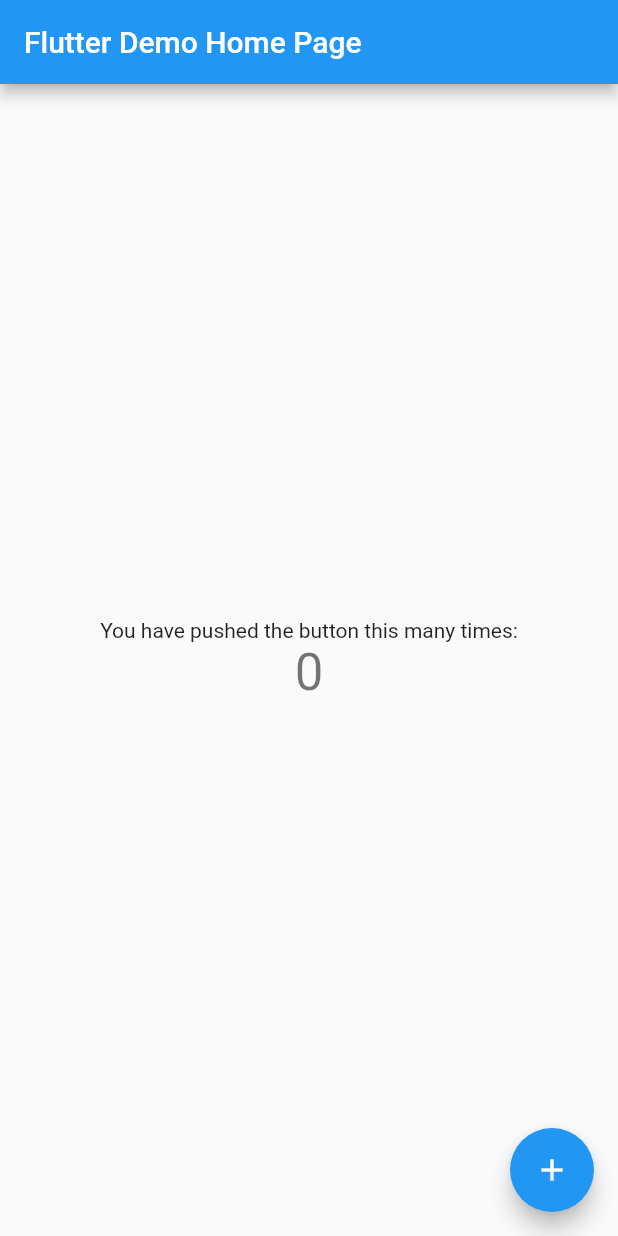
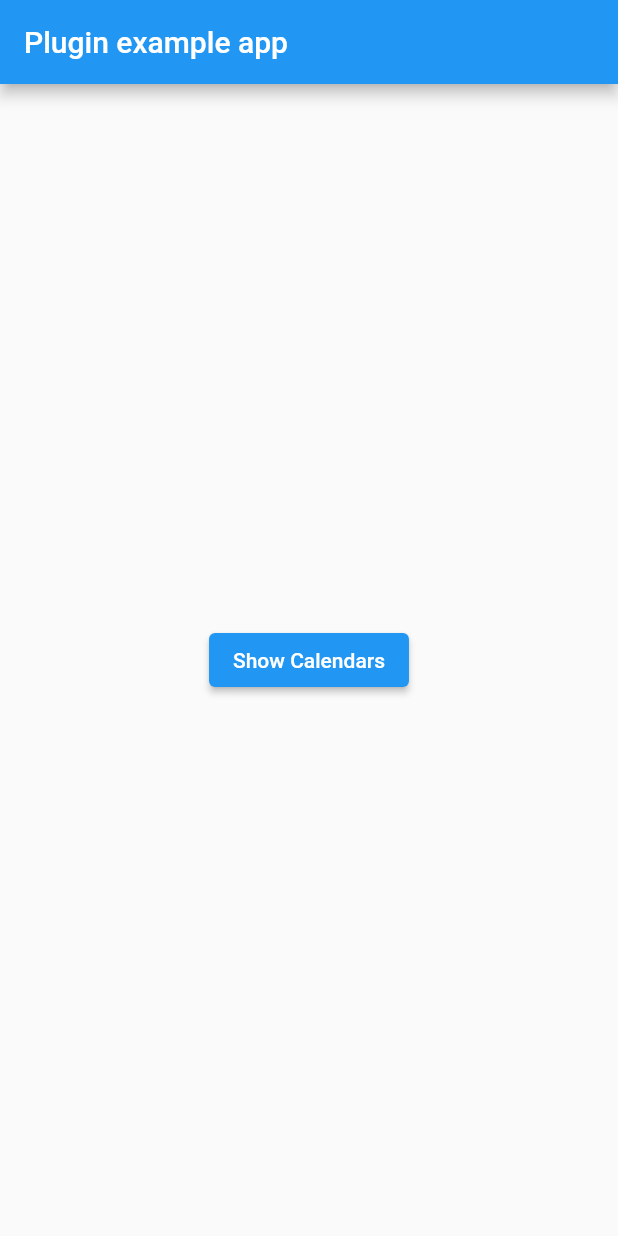
Before and after one commit to eslammongy/ConnectWithDeviceCalender, a Flutter app: the screen it shows after launch, on a phone screen of 412 x 824 dp. Run offline on Flutter 3.47's test engine with Material 2 defaults, Android fonts, the phone set to English and light mode, and no system bars; missing offline and left inert: manage_calendar_events.

Commit message:
setup app structure

```diff
--- a/connect_with_device_calender/lib/main.dart
+++ b/connect_with_device_calender/lib/main.dart
@@ -1,8 +1,8 @@
+import 'package:connect_with_device_calender/calendar_list_screen.dart';
 import 'package:flutter/material.dart';
+import 'package:manage_calendar_events/manage_calendar_events.dart';
 
-void main() {
-  runApp(const MyApp());
-}
+void main() => runApp(const MyApp());
 
 class MyApp extends StatelessWidget {
   const MyApp({Key? key}) : super(key: key);
@@ -13,103 +13,40 @@
     return MaterialApp(
       title: 'Flutter Demo',
       theme: ThemeData(
-        // This is the theme of your application.
-        //
-        // Try running your application with "flutter run". You'll see the
-        // application has a blue toolbar. Then, without quitting the app, try
-        // changing the primarySwatch below to Colors.green and then invoke
-        // "hot reload" (press "r" in the console where you ran "flutter run",
-        // or simply save your changes to "hot reload" in a Flutter IDE).
-        // Notice that the counter didn't reset back to zero; the application
-        // is not restarted.
         primarySwatch: Colors.blue,
       ),
-      home: const MyHomePage(title: 'Flutter Demo Home Page'),
+      home: CheckDeviceCalendars(),
     );
   }
 }
 
-class MyHomePage extends StatefulWidget {
-  const MyHomePage({Key? key, required this.title}) : super(key: key);
-
-  // This widget is the home page of your application. It is stateful, meaning
-  // that it has a State object (defined below) that contains fields that affect
-  // how it looks.
-
-  // This class is the configuration for the state. It holds the values (in this
-  // case the title) provided by the parent (in this case the App widget) and
-  // used by the build method of the State. Fields in a Widget subclass are
-  // always marked "final".
-
-  final String title;
-
-  @override
-  State<MyHomePage> createState() => _MyHomePageState();
-}
-
-class _MyHomePageState extends State<MyHomePage> {
-  int _counter = 0;
-
-  void _incrementCounter() {
-    setState(() {
-      // This call to setState tells the Flutter framework that something has
-      // changed in this State, which causes it to rerun the build method below
-      // so that the display can reflect the updated values. If we changed
-      // _counter without calling setState(), then the build method would not be
-      // called again, and so nothing would appear to happen.
-      _counter++;
-    });
-  }
+class CheckDeviceCalendars extends StatelessWidget {
+  CheckDeviceCalendars({Key? key}) : super(key: key);
+  final CalendarPlugin _myPlugin = CalendarPlugin();
 
   @override
   Widget build(BuildContext context) {
-    // This method is rerun every time setState is called, for instance as done
-    // by the _incrementCounter method above.
-    //
-    // The Flutter framework has been optimized to make rerunning build methods
-    // fast, so that you can just rebuild anything that needs updating rather
-    // than having to individually change instances of widgets.
     return Scaffold(
       appBar: AppBar(
-        // Here we take the value from the MyHomePage object that was created by
-        // the App.build method, and use it to set our appbar title.
-        title: Text(widget.title),
+        title: const Text('Plugin example app'),
       ),
       body: Center(
-        // Center is a layout widget. It takes a single child and positions it
-        // in the middle of the parent.
-        child: Column(
-          // Column is also a layout widget. It takes a list of children and
-          // arranges them vertically. By default, it sizes itself to fit its
-          // children horizontally, and tries to be as tall as its parent.
-          //
-          // Invoke "debug painting" (press "p" in the console, choose the
-          // "Toggle Debug Paint" action from the Flutter Inspector in Android
-          // Studio, or the "Toggle Debug Paint" command in Visual Studio Code)
-          // to see the wireframe for each widget.
-          //
-          // Column has various properties to control how it sizes itself and
-          // how it positions its children. Here we use mainAxisAlignment to
-          // center the children vertically; the main axis here is the vertical
-          // axis because Columns are vertical (the cross axis would be
-          // horizontal).
-          mainAxisAlignment: MainAxisAlignment.center,
-          children: <Widget>[
-            const Text(
-              'You have pushed the button this many times:',
-            ),
-            Text(
-              '$_counter',
-              style: Theme.of(context).textTheme.headline4,
-            ),
-          ],
+        child: ElevatedButton(
+          onPressed: () {
+            _myPlugin.hasPermissions().then((value) {
+              if (!value!) {
+                _myPlugin.requestPermissions();
+              } else {
+                Navigator.push(
+                    context,
+                    MaterialPageRoute(
+                        builder: (context) => const CalendarListScreen()));
+              }
+            });
+          },
+          child: const Text('Show Calendars'),
         ),
       ),
-      floatingActionButton: FloatingActionButton(
-        onPressed: _incrementCounter,
-        tooltip: 'Increment',
-        child: const Icon(Icons.add),
-      ), // This trailing comma makes auto-formatting nicer for build methods.
     );
   }
 }
```
Also changed, not shown: connect_with_device_calender/lib/calendar_list_screen.dart (added, +10 -0 lines), 2 other files.
